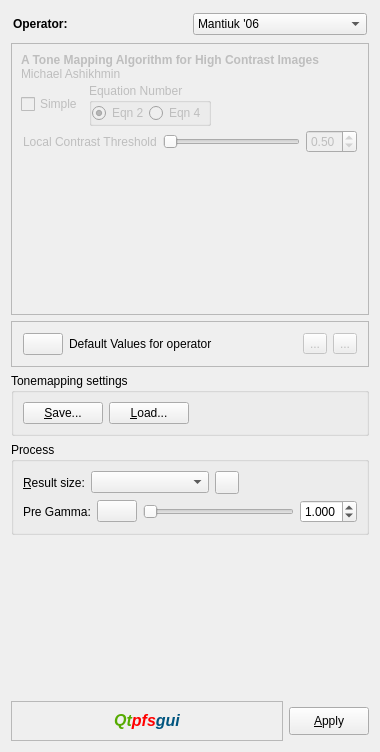
This is forms/tonemappingoptions.ui in LuminanceHDR/LuminanceHDR as Qt 5 draws it before an edit. The edited form follows.
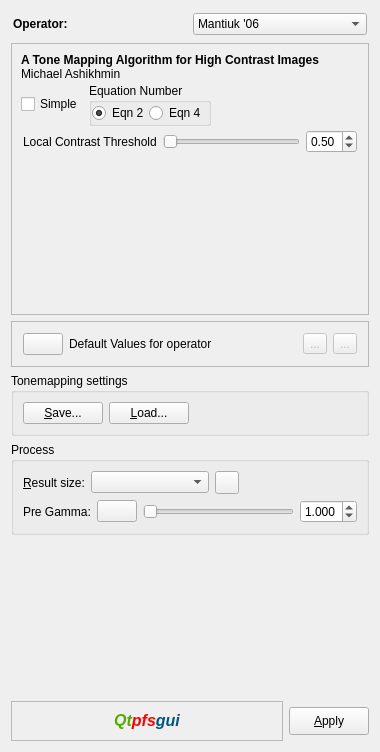
This is the edited form. The open tabs and pages were chosen to show the change. Icons and pictures are not drawn.

Commit message: ashikhmin02 page on again

The edit to the form file:
```diff
--- a/forms/tonemappingoptions.ui
+++ b/forms/tonemappingoptions.ui
@@ -1487,7 +1487,7 @@
        </widget>
        <widget class="QWidget" name="page_ashikhmin" >
         <property name="enabled" >
-         <bool>false</bool>
+         <bool>true</bool>
         </property>
         <layout class="QVBoxLayout" name="verticalLayout_7" >
          <property name="spacing" >
@@ -1495,6 +1495,9 @@
          </property>
          <item>
           <widget class="QLabel" name="label_desc_ashikhmin02" >
+           <property name="enabled" >
+            <bool>true</bool>
+           </property>
            <property name="sizePolicy" >
             <sizepolicy vsizetype="Minimum" hsizetype="Preferred" >
              <horstretch>0</horstretch>
@@ -1522,6 +1525,9 @@
            </property>
            <item>
             <widget class="QCheckBox" name="simpleCheckBox" >
+             <property name="enabled" >
+              <bool>true</bool>
+             </property>
              <property name="text" >
               <string>Simple</string>
              </property>
```
Left out of the diff: 132 changed lines with no effect on the pictures.
